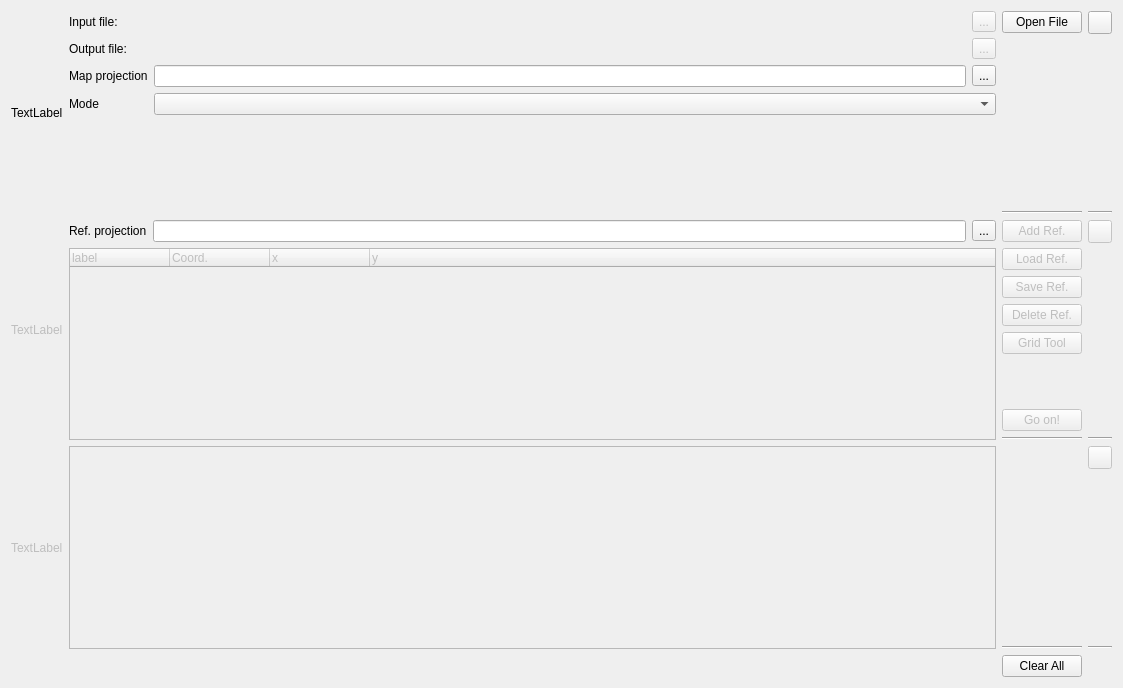
This is src/ICreateMapGeoTiff.ui in ntruchsess/QLandkarteGT as Qt 5 draws it before an edit. The edited form follows.
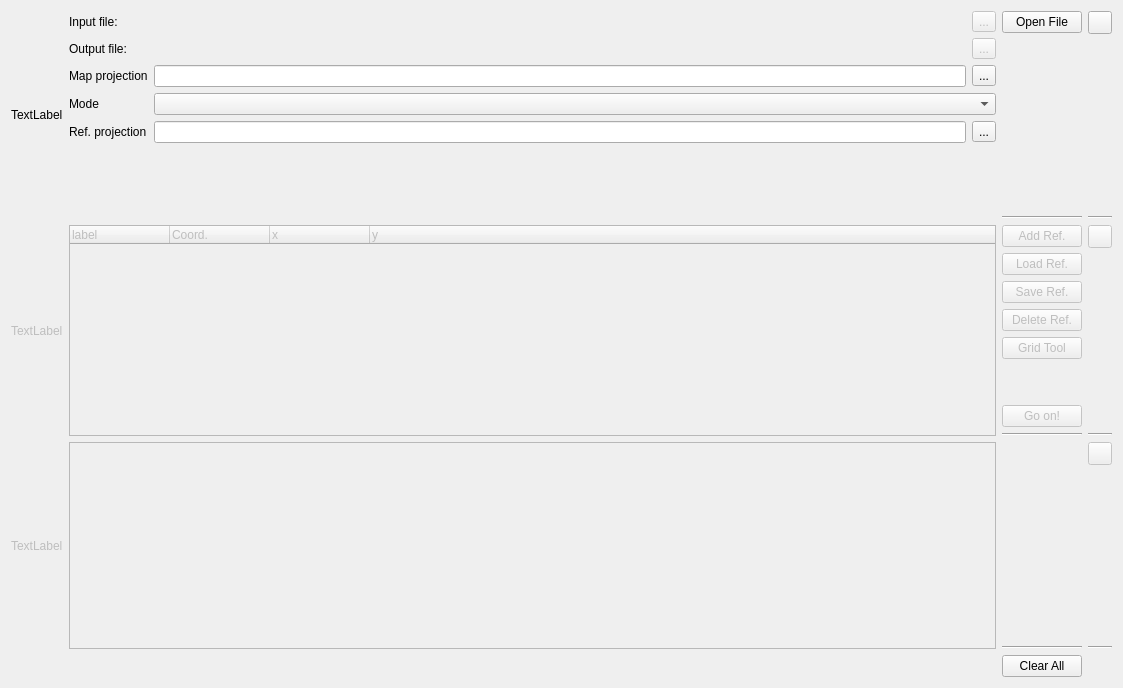
This is the edited form. Custom widgets are drawn as their Qt base class.

Commit message: finish gcp projection

Patch:
```diff
--- a/src/ICreateMapGeoTiff.ui
+++ b/src/ICreateMapGeoTiff.ui
@@ -139,6 +139,33 @@
        <item row="3" column="1">
         <widget class="QComboBox" name="comboMode"/>
        </item>
+       <item row="4" column="0">
+        <widget class="QLabel" name="label_5">
+         <property name="text">
+          <string>Ref. projection</string>
+         </property>
+        </widget>
+       </item>
+       <item row="4" column="1">
+        <layout class="QHBoxLayout" name="horizontalLayout">
+         <item>
+          <widget class="QLineEdit" name="lineGCPProjection"/>
+         </item>
+         <item>
+          <widget class="QToolButton" name="toolGCPProjWizard">
+           <property name="toolTip">
+            <string>&lt;html&gt;&lt;head&gt;&lt;meta name=&quot;qrichtext&quot; content=&quot;1&quot; /&gt;&lt;style type=&quot;text/css&quot;&gt;
+p, li { white-space: pre-wrap; }
+&lt;/style&gt;&lt;/head&gt;&lt;body style=&quot; font-family:'URW Gothic L'; font-size:9pt; font-weight:200; font-style:normal;&quot;&gt;
+&lt;p style=&quot; margin-top:0px; margin-bottom:0px; margin-left:0px; margin-right:0px; -qt-block-indent:0; text-indent:0px;&quot;&gt;Projection Wizard&lt;/p&gt;&lt;/body&gt;&lt;/html&gt;</string>
+           </property>
+           <property name="text">
+            <string>...</string>
+           </property>
+          </widget>
+         </item>
+        </layout>
+       </item>
       </layout>
      </item>
      <item>
@@ -230,33 +257,6 @@
    </item>
    <item row="1" column="1">
     <layout class="QVBoxLayout" name="verticalLayout">
-     <item>
-      <layout class="QHBoxLayout" name="horizontalLayout">
-       <item>
-        <widget class="QLabel" name="label_5">
-         <property name="text">
-          <string>Ref. projection</string>
-         </property>
-        </widget>
-       </item>
-       <item>
-        <widget class="QLineEdit" name="lineGCPProjection"/>
-       </item>
-       <item>
-        <widget class="QToolButton" name="toolGCPProjWizard">
-         <property name="toolTip">
-          <string>&lt;html&gt;&lt;head&gt;&lt;meta name=&quot;qrichtext&quot; content=&quot;1&quot; /&gt;&lt;style type=&quot;text/css&quot;&gt;
-p, li { white-space: pre-wrap; }
-&lt;/style&gt;&lt;/head&gt;&lt;body style=&quot; font-family:'URW Gothic L'; font-size:9pt; font-weight:200; font-style:normal;&quot;&gt;
-&lt;p style=&quot; margin-top:0px; margin-bottom:0px; margin-left:0px; margin-right:0px; -qt-block-indent:0; text-indent:0px;&quot;&gt;Projection Wizard&lt;/p&gt;&lt;/body&gt;&lt;/html&gt;</string>
-         </property>
-         <property name="text">
-          <string>...</string>
-         </property>
-        </widget>
-       </item>
-      </layout>
-     </item>
      <item>
       <widget class="QTreeWidget" name="treeWidget">
        <property name="enabled">
```
The commit also changes 3 other files.
